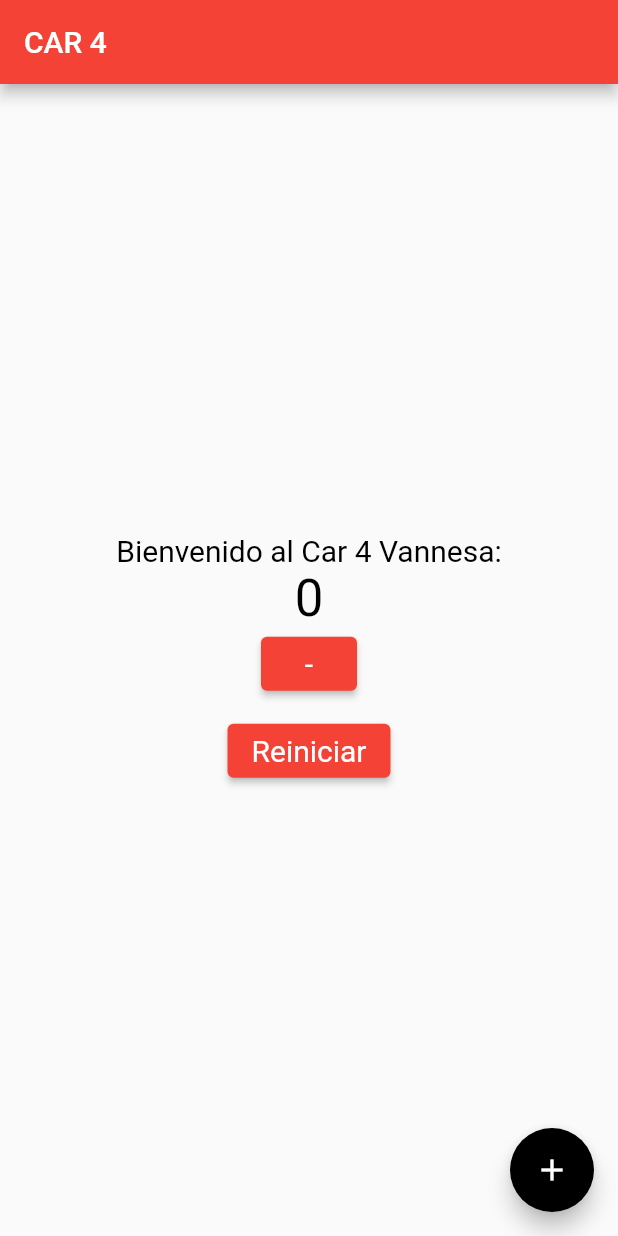
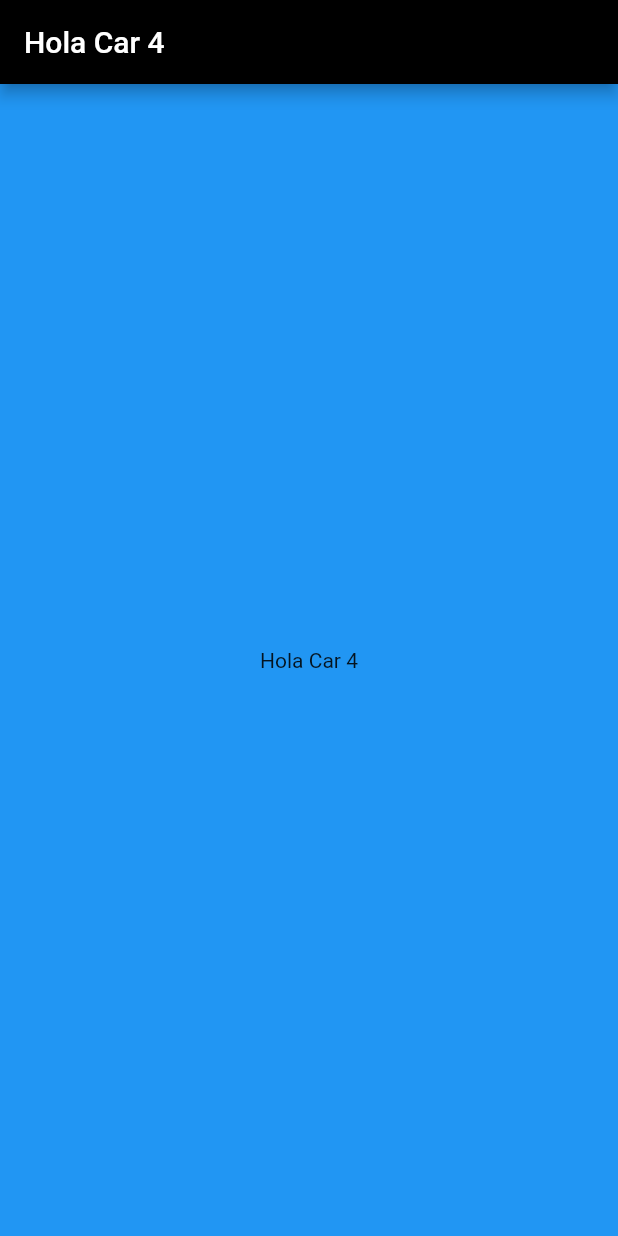
Before and after one commit to ErickBk0699/Flutter, a Flutter app: the screen it shows after launch, on a phone screen of 412 x 824 dp. Run offline on Flutter 3.47's test engine with Material 2 defaults, Android fonts, the phone set to English and light mode, and no system bars.

Commit message:
clase May23 Primera semana, HomeView

```diff
--- a/lib/main.dart
+++ b/lib/main.dart
@@ -1,5 +1,5 @@
 import 'package:flutter/material.dart';
-import 'dart:math';
+import 'package:flutter_application_1/view/home_view.dart';
 
 void main() {
   runApp(const MyApp());
@@ -8,104 +8,11 @@ void main() {
 class MyApp extends StatelessWidget {
   const MyApp({Key? key}) : super(key: key);
 
-  // This widget is the root of your application.
   @override
   Widget build(BuildContext context) {
-    return MaterialApp(
-      title: 'Flutter Demo',
-      theme: ThemeData(
-        primarySwatch: Colors.red,
-      ),
-      home: const MyHomePage(title: 'CAR 4'),
+    return const MaterialApp(
+      debugShowCheckedModeBanner: false,
+      home: HomeView(),
     );
   }
 }
-
-class MyHomePage extends StatefulWidget {
-  const MyHomePage({Key? key, required this.title}) : super(key: key);
-  final String title;
-
-  @override
-  State<MyHomePage> createState() => _MyHomePageState();
-}
-
-class _MyHomePageState extends State<MyHomePage> {
-  int _counter = 0;
-  void _incrementCounter() {
-    setState(() {
-      _counter++;
-    });
-  }
-
-  Color changeColor() {
-    Color color = Colors.primaries[Random().nextInt(Colors.primaries.length)];
-    if (_counter % 10 == 0) {
-      return Colors.black;
-    } else {
-      return color;
-    }
-  }
-
-  void _decrementCounter() {
-    setState(() {
-      _counter--;
-    });
-  }
-
-  void _resetCounter() {
-    setState(() {
-      _counter = 0;
-    });
-  }
-
-  @override
-  Widget build(BuildContext context) {
-    final ButtonStyle style = ElevatedButton.styleFrom(
-        textStyle: TextStyle(
-      color: changeColor(),
-      fontSize: 20,
-    ));
-    return Scaffold(
-      appBar: AppBar(
-        title: Text(widget.title),
-      ),
-      body: Center(
-        child: Column(
-          mainAxisAlignment: MainAxisAlignment.center,
-          children: <Widget>[
-            Text(
-              'Bienvenido al Car 4 Vannesa:',
-              style: TextStyle(
-                color: changeColor(),
-                fontSize: 20,
-              ),
-            ),
-            Text(
-              '$_counter',
-              style: Theme.of(context).textTheme.headline4?.copyWith(
-                    color: Colors.black,
-                  ),
-            ),
-            ElevatedButton(
-              style: style,
-              onPressed: _decrementCounter,
-              child: const Text('-'),
-            ),
-            const SizedBox(height: 10),
-            ElevatedButton(
-              style: style,
-              onPressed: _resetCounter,
-              child: const Text('Reiniciar'),
-            ),
-          ],
-        ),
-      ),
-      floatingActionButton: FloatingActionButton(
-        backgroundColor: (Colors.black),
-        onPressed: _incrementCounter,
-        tooltip: 'Increment',
-        child: const Icon(Icons.add),
-      ),
-    );
-  }
-}
--- /dev/null
+++ b/lib/view/home_view.dart
@@ -0,0 +1,19 @@
+import 'package:flutter/material.dart';
+
+class HomeView extends StatelessWidget {
+  const HomeView({Key? key}) : super(key: key);
+
+  @override
+  Widget build(BuildContext context) {
+    return Scaffold(
+      backgroundColor: Colors.blue,
+      appBar: AppBar(
+        title: const Text('Hola Car 4'),
+        backgroundColor: Colors.black,
+      ),
+      body: const Center(
+        child: Text('Hola Car 4'),
+      ),
+    );
+  }
+}
```
Also changed, not shown: lib/colorsito.dart (added, +112 -0 lines), lib/view/cellphone.dart (added, +18 -0 lines), 1 other file.
